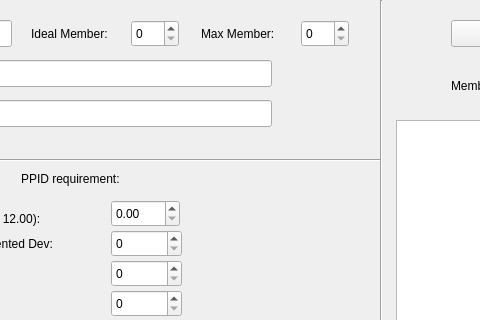
Before: the Qt Designer form d2/adminprojwindow.ui in forshakuras/3004, drawn with Qt 5; both pictures show x 229 to 709 and y 0 to 320 of the 834 by 658 pixel window.
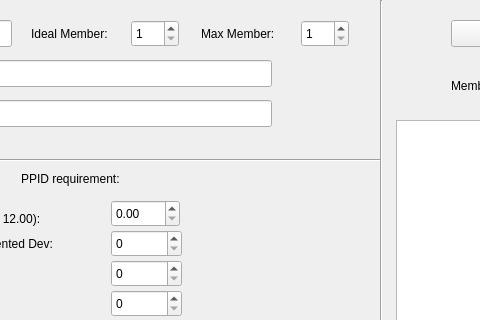
After: the same form once the commit is applied.

Diff of the .ui file:
```diff
--- a/d2/adminprojwindow.ui
+++ b/d2/adminprojwindow.ui
@@ -58,6 +58,9 @@
      <height>27</height>
     </rect>
    </property>
+   <property name="minimum">
+    <number>1</number>
+   </property>
   </widget>
   <widget class="QSpinBox" name="flexSpin">
    <property name="geometry">
@@ -385,6 +388,9 @@
      <height>27</height>
     </rect>
    </property>
+   <property name="minimum">
+    <number>1</number>
+   </property>
   </widget>
   <widget class="QLabel" name="label_18">
    <property name="geometry">
```
